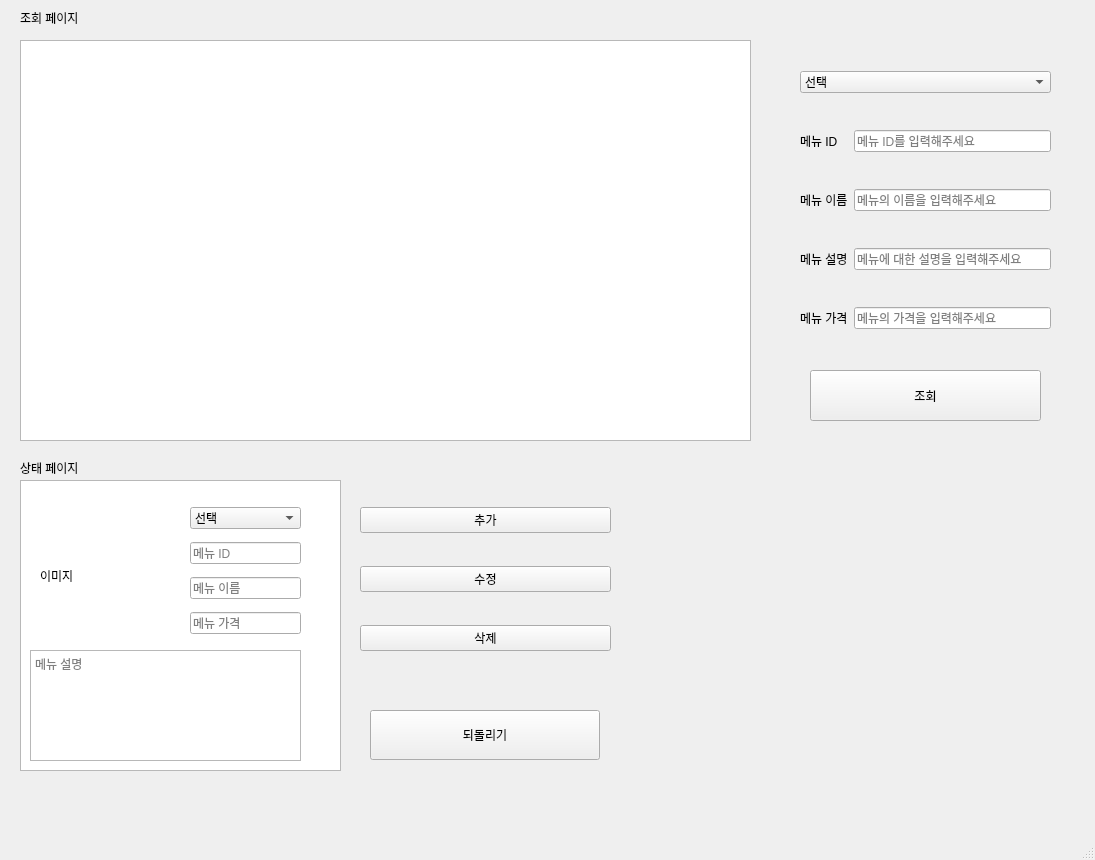
Old version of the form ui/manager.ui in the repository BSEom/miniP_kiosk.
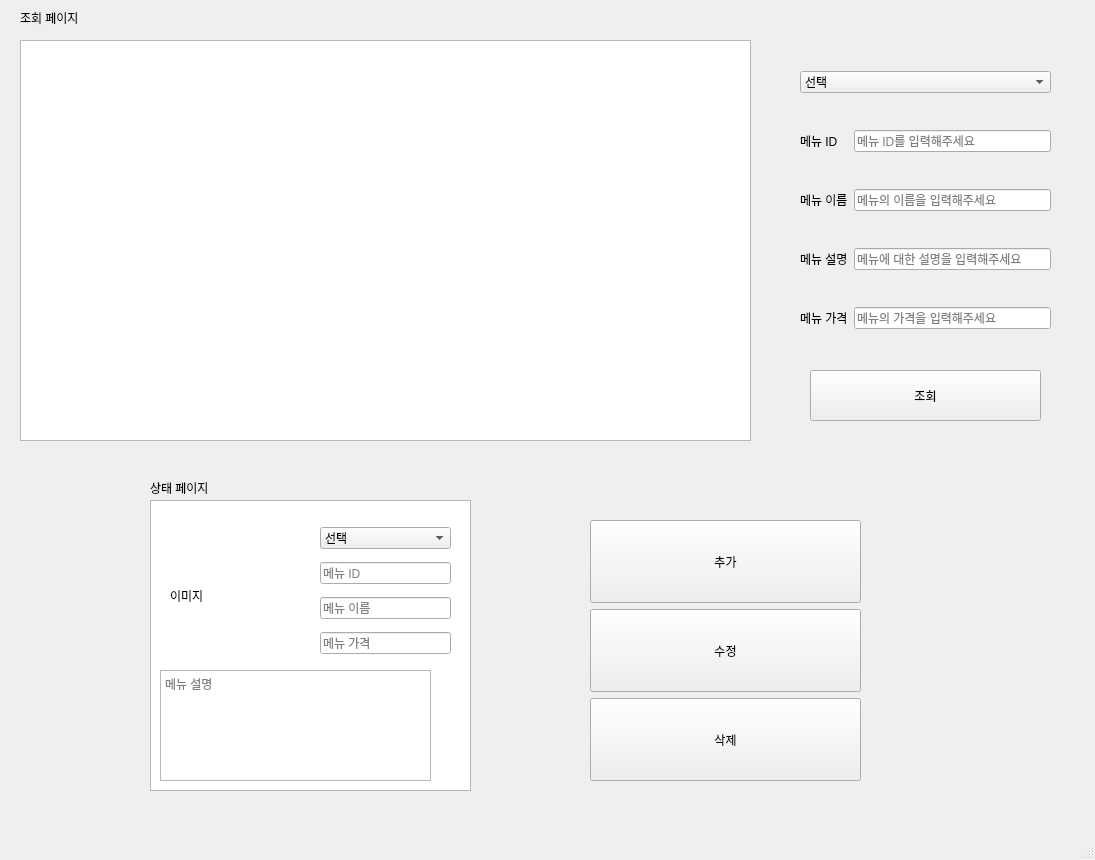
New version of the form.

Commit message: 0328 manager 오후 수정

Diff of the .ui file:
```diff
--- a/ui/manager.ui
+++ b/ui/manager.ui
@@ -17,15 +17,21 @@
    <widget class="QWidget" name="verticalLayoutWidget_2">
     <property name="geometry">
      <rect>
-      <x>360</x>
-      <y>480</y>
-      <width>251</width>
-      <height>201</height>
+      <x>590</x>
+      <y>520</y>
+      <width>271</width>
+      <height>261</height>
      </rect>
     </property>
     <layout class="QVBoxLayout" name="mbttonArea">
      <item>
       <widget class="QPushButton" name="mbtn_add">
+       <property name="sizePolicy">
+        <sizepolicy hsizetype="Minimum" vsizetype="Preferred">
+         <horstretch>0</horstretch>
+         <verstretch>0</verstretch>
+        </sizepolicy>
+       </property>
        <property name="text">
         <string>추가</string>
        </property>
@@ -33,6 +39,12 @@
      </item>
      <item>
       <widget class="QPushButton" name="mbtn_mod">
+       <property name="sizePolicy">
+        <sizepolicy hsizetype="Minimum" vsizetype="Preferred">
+         <horstretch>0</horstretch>
+         <verstretch>0</verstretch>
+        </sizepolicy>
+       </property>
        <property name="text">
         <string>수정</string>
        </property>
@@ -40,6 +52,12 @@
      </item>
      <item>
       <widget class="QPushButton" name="mbtn_del">
+       <property name="sizePolicy">
+        <sizepolicy hsizetype="Minimum" vsizetype="Preferred">
+         <horstretch>0</horstretch>
+         <verstretch>0</verstretch>
+        </sizepolicy>
+       </property>
        <property name="text">
         <string>삭제</string>
        </property>
@@ -206,8 +224,8 @@
    <widget class="QLabel" name="label_2">
     <property name="geometry">
      <rect>
-      <x>20</x>
-      <y>460</y>
+      <x>150</x>
+      <y>480</y>
       <width>101</width>
       <height>16</height>
      </rect>
@@ -242,32 +260,19 @@
    <widget class="QTableWidget" name="tblMenu2">
     <property name="geometry">
      <rect>
-      <x>20</x>
-      <y>480</y>
+      <x>150</x>
+      <y>500</y>
       <width>321</width>
       <height>291</height>
      </rect>
     </property>
    </widget>
-   <widget class="QPushButton" name="mbtn_back">
-    <property name="geometry">
-     <rect>
-      <x>370</x>
-      <y>710</y>
-      <width>230</width>
-      <height>50</height>
-     </rect>
-    </property>
-    <property name="text">
-     <string>되돌리기</string>
-    </property>
-   </widget>
    <widget class="QWidget" name="verticalLayoutWidget_3">
     <property name="geometry">
      <rect>
-      <x>190</x>
-      <y>500</y>
-      <width>111</width>
+      <x>320</x>
+      <y>520</y>
+      <width>131</width>
       <height>141</height>
      </rect>
     </property>
@@ -342,8 +347,8 @@
    <widget class="QLabel" name="menu_image_input">
     <property name="geometry">
      <rect>
-      <x>40</x>
-      <y>510</y>
+      <x>170</x>
+      <y>530</y>
       <width>131</width>
       <height>131</height>
      </rect>
@@ -355,8 +360,8 @@
    <widget class="QTextEdit" name="menu_info_input">
     <property name="geometry">
      <rect>
-      <x>30</x>
-      <y>650</y>
+      <x>160</x>
+      <y>670</y>
       <width>271</width>
       <height>111</height>
      </rect>
```
Left out of the diff: 2 changed lines with no effect on the pictures. The commit also changes 1 other file.
